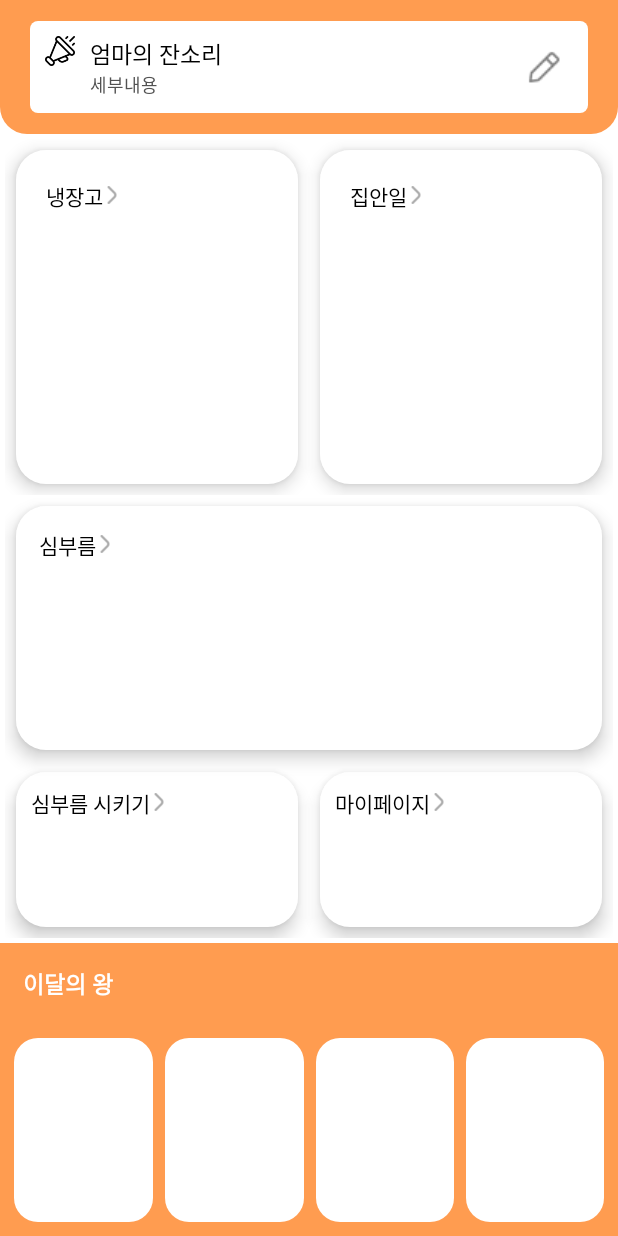
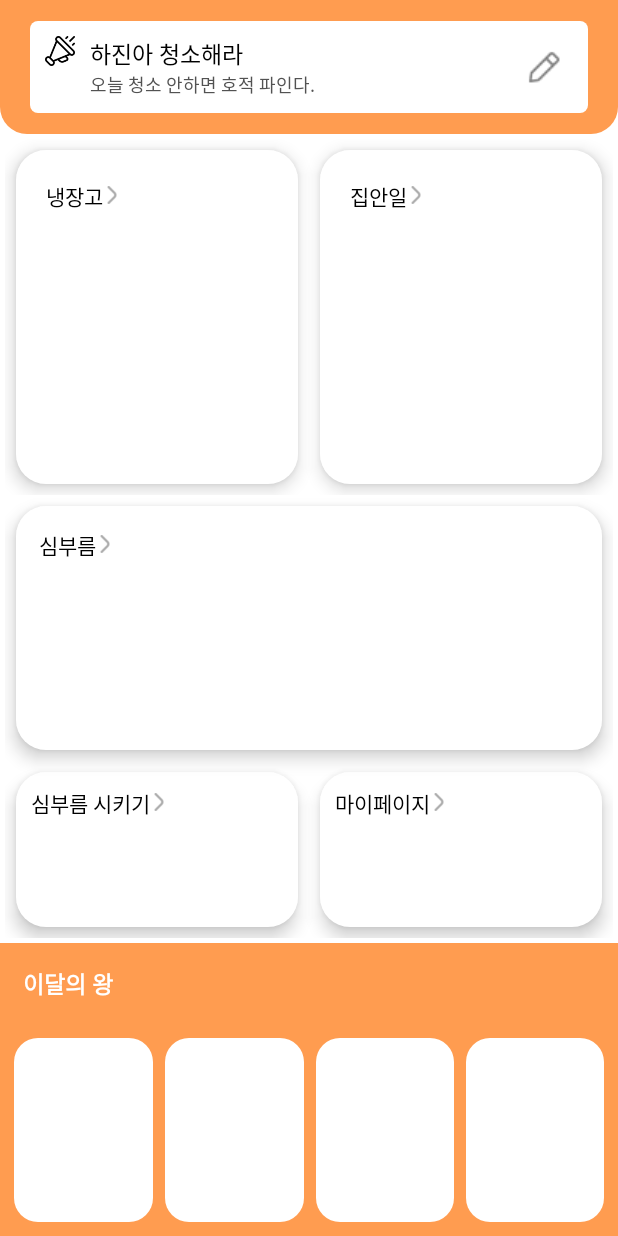
Before and after one commit to re-prife/Android, an Android app: the screen it shows after launch (HomeActivity), on a phone screen of 412 x 824 dp. Run offline under Robolectric (Android 15) with nearby library versions, the phone set to English and light mode, and no system bars.

Commit message:
Feat: 메인 페이지 공지 작성 xml #14

```diff
--- a/app/build.gradle
+++ b/app/build.gradle
@@ -43,6 +43,9 @@ dependencies {
     androidTestImplementation 'androidx.test.ext:junit:1.1.2'
     androidTestImplementation 'androidx.test.espresso:espresso-core:3.3.0'
 
+    implementation("androidx.activity:activity-ktx:1.4.0")
+    implementation("androidx.fragment:fragment-ktx:1.4.1")
+
 
     def lifecycle_version = "2.4.1"
 
@@ -52,4 +55,5 @@ dependencies {
     // live date - observer 패턴 관련, 값의 변화를 지켜봄
     implementation("androidx.lifecycle:lifecycle-livedata-ktx:$lifecycle_version")
 
+
 }
--- /dev/null
+++ b/app/src/main/java/com/mirim/refrigerator/model/Notice.kt
@@ -0,0 +1,15 @@
+package com.mirim.refrigerator.model
+
+import android.os.Bundle
+
+class Notice(var title: String?, var contents: String?) {
+
+    companion object {
+        val notice = Notice("엄마의 잔소리", "세부 내용")
+        fun getInstance() : Notice {
+            return notice
+        }
+    }
+
+
+}
--- a/app/src/main/java/com/mirim/refrigerator/view/HomeActivity.kt
+++ b/app/src/main/java/com/mirim/refrigerator/view/HomeActivity.kt
@@ -3,16 +3,24 @@ package com.mirim.refrigerator.view
 import android.content.Intent
 import androidx.appcompat.app.AppCompatActivity
 import android.os.Bundle
+import androidx.activity.viewModels
+import androidx.lifecycle.Observer
+import androidx.lifecycle.ViewModelProvider
 import com.mirim.refrigerator.databinding.ActivityHomeBinding
+import com.mirim.refrigerator.model.Notice
+import com.mirim.refrigerator.model.User
+import com.mirim.refrigerator.viewmodel.NoticeViewModel
 
 class HomeActivity : AppCompatActivity() {
 
     private lateinit var binding: ActivityHomeBinding
 
+
     override fun onCreate(savedInstanceState: Bundle?) {
         super.onCreate(savedInstanceState)
         binding = ActivityHomeBinding.inflate(layoutInflater)
         val view = binding.root
+        val noticeViewModel : NoticeViewModel by viewModels()
 
         setContentView(view)
 
@@ -39,5 +47,15 @@ class HomeActivity : AppCompatActivity() {
             intent.putExtra("clicked button", "my page")
             startActivity(intent)
         }
+        binding.writeNotice.setOnClickListener {
+            var intent = Intent(applicationContext, NoticeActivity::class.java)
+            startActivity(intent)
+        }
+        noticeViewModel.getNotice().observe(this, Observer<Notice> {
+            binding.mainNoticeTitle.text = it.title
+            binding.mainNoticeContent.text = it.contents
+        })
+
     }
+
 }
--- a/app/src/main/java/com/mirim/refrigerator/view/fragment/MyPageFragment.kt
+++ b/app/src/main/java/com/mirim/refrigerator/view/fragment/MyPageFragment.kt
@@ -37,7 +37,7 @@ class MyPageFragment: Fragment() {
 
         userViewModel.loadUsers(User("아빠", "김아빠", "email@naver.com"))
 
-        userViewModel.getUser().observe(this, Observer<User>{
+        userViewModel.getUser().observe(viewLifecycleOwner, Observer<User>{
             binding.userNickname.text = it.nickname
             binding.userName.text = it.name
             binding.userEmail.text = it.email
@@ -45,7 +45,7 @@ class MyPageFragment: Fragment() {
 
         binding.btnGroupCode.setOnClickListener {
             val dialog = ShowCodeDialog("hajinhajin")
-            dialog.show(activity!!.supportFragmentManager, "")
+            dialog.show(requireActivity().supportFragmentManager, "")
         }
 
 
--- /dev/null
+++ b/app/src/main/java/com/mirim/refrigerator/viewmodel/NoticeViewModel.kt
@@ -0,0 +1,29 @@
+package com.mirim.refrigerator.viewmodel
+
+import android.util.Log
+import androidx.lifecycle.LiveData
+import androidx.lifecycle.MutableLiveData
+import androidx.lifecycle.ViewModel
+import com.mirim.refrigerator.model.Notice
+
+class NoticeViewModel : ViewModel() {
+    companion object {
+        val TAG = "태그"
+    }
+    private val notice = MutableLiveData<Notice>()
+
+    fun getNotice(): LiveData<Notice> {
+        return notice
+    }
+
+    init {
+        notice.value = Notice("하진아 청소해라", "오늘 청소 안하면 호적 파인다.")
+    }
+
+    fun loadNotice( title:String,  content:String) {
+        // Do an asynchronous operation to fetch users.
+        notice.value?.title=title
+        notice.value?.contents=content
+
+    }
+}
--- a/app/src/main/res/layout/activity_home.xml
+++ b/app/src/main/res/layout/activity_home.xml
@@ -45,12 +45,14 @@
                 android:textSize="12sp"
                 android:id="@+id/main_notice_content"
                 android:layout_below="@id/main_notice_title"/>
+
             <ImageView
+                android:id="@+id/write_notice"
                 android:layout_width="39dp"
                 android:layout_height="39dp"
-                android:src="@drawable/icon_main_notice_change"
                 android:layout_alignParentRight="true"
-                android:layout_centerVertical="true" />
+                android:layout_centerVertical="true"
+                android:src="@drawable/icon_main_notice_change" />
         </RelativeLayout>
     </LinearLayout>
     <LinearLayout
```
Also changed, not shown: app/src/main/AndroidManifest.xml (+5 -4 lines), app/src/main/java/com/mirim/refrigerator/view/NoticeActivity.kt (added, +32 -0 lines), app/src/main/res/drawable/background_edit_text_softer.xml (added, +8 -0 lines), app/src/main/res/layout/activity_notice.xml (added, +75 -0 lines), app/src/main/res/layout/toolbar.xml (added, +38 -0 lines).
